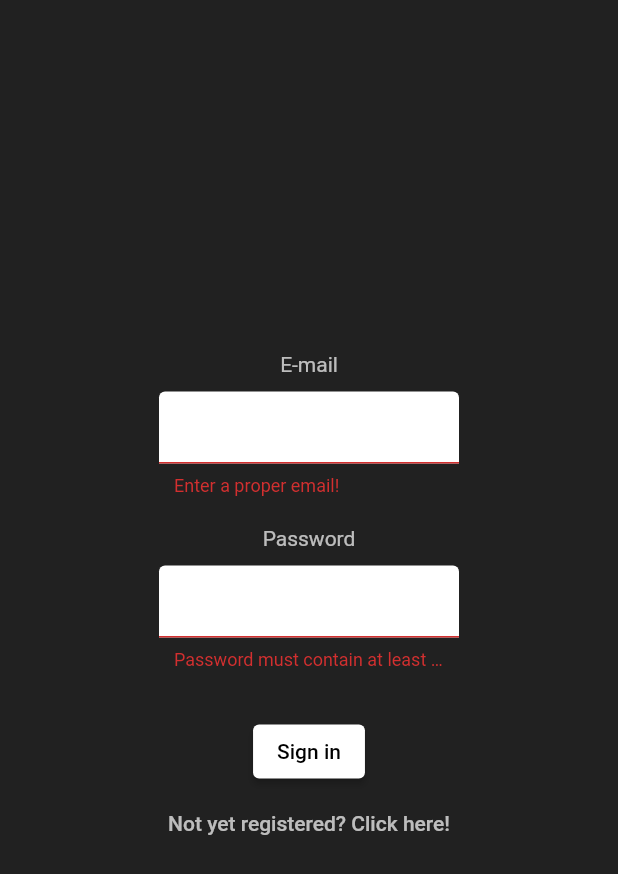
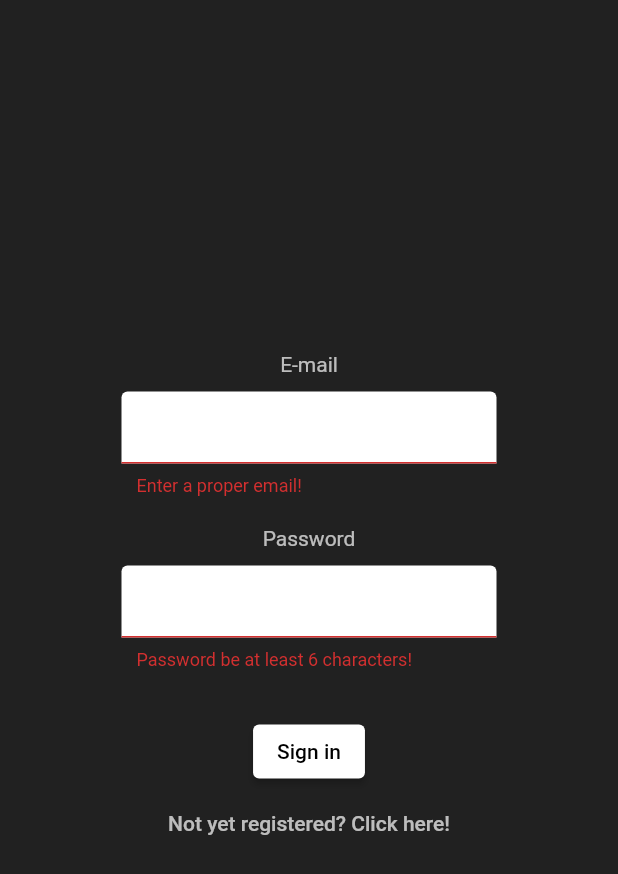
Before and after one commit to Rautabout/firebase_demo, a Flutter app: the screen it shows after launch, after a tap on "Sign in", on a phone screen of 412 x 824 dp. Shown: the top 874 px of the screen. Run offline on Flutter 3.47's test engine with Material 2 defaults, Android fonts, the phone set to English and light mode, and no system bars; our stand-ins replace cloud_firestore, firebase_auth, firebase_core; accounts and stored records are empty.

```diff
--- a/lib/main.dart
+++ b/lib/main.dart
@@ -21,7 +21,7 @@ class MyApp extends StatelessWidget {
       child: MaterialApp(
         theme: ThemeData(
           textSelectionTheme: TextSelectionThemeData(
-            cursorColor: Colors.white,
+            cursorColor: Colors.black,
           ),
             inputDecorationTheme: InputDecorationTheme(
               focusedBorder: UnderlineInputBorder(
--- a/lib/models/game.dart
+++ b/lib/models/game.dart
@@ -1,18 +1,14 @@
 class Game{
   final String gameID;
   final String title;
-  final String description;
   final String genre;
-  final String grade;
-  final double timePlayed;
+  final int timePlayed;
   final bool wasPlayed;
 
   Game({
     this.gameID,
     this.title,
-    this.description,
     this.genre,
-    this.grade,
     this.timePlayed,
     this.wasPlayed
   });
--- a/lib/screens/authentication/login_screen.dart
+++ b/lib/screens/authentication/login_screen.dart
@@ -39,7 +39,7 @@ class _SignInState extends State<SignIn>{
                 height: 10.0,
               ),
               Container(
-                width: 200.0,
+                width: 250.0,
                 child: TextFormField(
                   decoration: InputDecoration(
                     fillColor: Colors.white,
@@ -83,7 +83,7 @@ class _SignInState extends State<SignIn>{
                 height: 10.0,
               ),
               Container(
-                width: 200.0,
+                width: 250.0,
                 child: TextFormField(
                   decoration: InputDecoration(
                     contentPadding: EdgeInsets.symmetric(vertical: 10.0, horizontal: 10.0),
@@ -98,7 +98,7 @@ class _SignInState extends State<SignIn>{
                     ),
                   ),
                   style: TextStyle(color: Colors.black),
-                  validator: (val)=>val.length<6?'Password must contain at least 6 characters!':null,
+                  validator: (val)=>val.length<6?'Password be at least 6 characters!':null,
                   obscureText: true,
                   onChanged: (val){
                     setState(() =>_password=val);
--- a/lib/screens/authentication/register_screen.dart
+++ b/lib/screens/authentication/register_screen.dart
@@ -38,7 +38,7 @@ class _SignUpState extends State<SignUp>{
                 height: 10.0,
               ),
               Container(
-                width: 200.0,
+                width: 250.0,
                 child: TextFormField(
                   keyboardType: TextInputType.emailAddress,
                   style: TextStyle(color: Colors.black),
@@ -83,7 +83,7 @@ class _SignUpState extends State<SignUp>{
                 height: 10.0,
               ),
               SizedBox(
-                width: 200.0,
+                width: 250.0,
                 child: TextFormField(
 
                   keyboardType: TextInputType.visiblePassword,
@@ -100,7 +100,7 @@ class _SignUpState extends State<SignUp>{
                     ),
                   ),
                   style: TextStyle(color: Colors.black),
-                  validator: (val)=>val.length<6?'Password must contain at least 6 characters!':null,
+                  validator: (val)=>val.length<6?'Password be at least 6 characters!':null,
                   obscureText: true,
                   onChanged: (val){
                     setState(() =>_password=val);
```
Also changed, not shown: lib/screens/main/home.dart (+33 -4 lines), lib/services/database.dart (+18 -9 lines), 1 other file.
